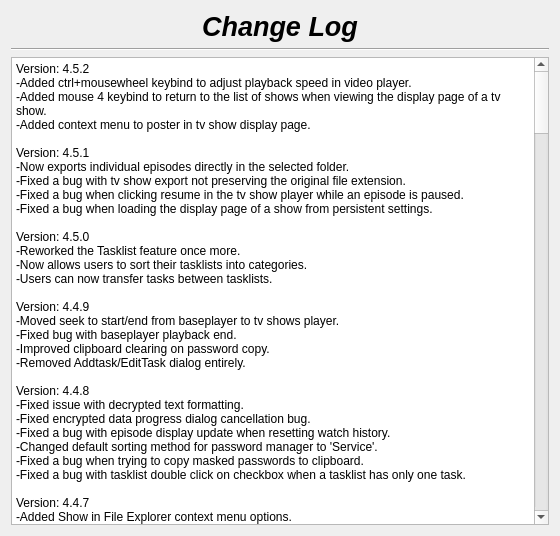
This is changelog.ui in therealMaPMaKeR/MMDiary as Qt 5 draws it before an edit. The edited form follows.
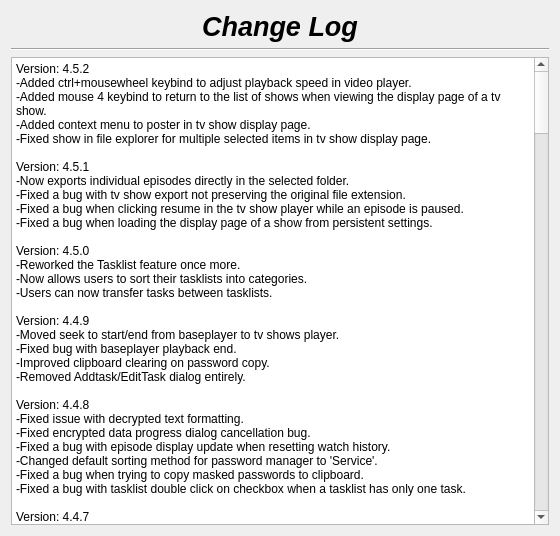
This is the edited form.

Commit message: fixed show in file for multiple items in tv show display page

Diff of the .ui file:
```diff
--- a/changelog.ui
+++ b/changelog.ui
@@ -56,7 +56,7 @@
 li.checked::marker { content: &quot;\2612&quot;; }
 &lt;/style&gt;&lt;/head&gt;&lt;body style=&quot; font-family:'Segoe UI'; font-size:9pt; font-weight:400; font-style:normal;&quot;&gt;
 &lt;p style=&quot; margin-top:0px; margin-bottom:0px; margin-left:0px; margin-right:0px; -qt-block-indent:0; text-indent:0px;&quot;&gt;Version: 4.5.2&lt;br /&gt;-Added ctrl+mousewheel keybind to adjust playback speed in video player.&lt;br /&gt;-Added mouse 4 keybind to return to the list of shows when viewing the display page of a tv show.&lt;/p&gt;
-&lt;p style=&quot; margin-top:0px; margin-bottom:0px; margin-left:0px; margin-right:0px; -qt-block-indent:0; text-indent:0px;&quot;&gt;-Added context menu to poster in tv show display page.&lt;br /&gt;&lt;br /&gt;Version: 4.5.1&lt;br /&gt;-Now exports individual episodes directly in the selected folder.&lt;br /&gt;-Fixed a bug with tv show export not preserving the original file extension.&lt;/p&gt;
+&lt;p style=&quot; margin-top:0px; margin-bottom:0px; margin-left:0px; margin-right:0px; -qt-block-indent:0; text-indent:0px;&quot;&gt;-Added context menu to poster in tv show display page.&lt;br /&gt;-Fixed show in file explorer for multiple selected items in tv show display page.&lt;br /&gt;&lt;br /&gt;Version: 4.5.1&lt;br /&gt;-Now exports individual episodes directly in the selected folder.&lt;br /&gt;-Fixed a bug with tv show export not preserving the original file extension.&lt;/p&gt;
 &lt;p style=&quot; margin-top:0px; margin-bottom:0px; margin-left:0px; margin-right:0px; -qt-block-indent:0; text-indent:0px;&quot;&gt;-Fixed a bug when clicking resume in the tv show player while an episode is paused.&lt;br /&gt;-Fixed a bug when loading the display page of a show from persistent settings.&lt;br /&gt;&lt;br /&gt;Version: 4.5.0&lt;br /&gt;-Reworked the Tasklist feature once more.&lt;br /&gt;-Now allows users to sort their tasklists into categories.&lt;/p&gt;
 &lt;p style=&quot; margin-top:0px; margin-bottom:0px; margin-left:0px; margin-right:0px; -qt-block-indent:0; text-indent:0px;&quot;&gt;-Users can now transfer tasks between tasklists.&lt;br /&gt;&lt;br /&gt;Version: 4.4.9&lt;br /&gt;-Moved seek to start/end from baseplayer to tv shows player.&lt;/p&gt;
 &lt;p style=&quot; margin-top:0px; margin-bottom:0px; margin-left:0px; margin-right:0px; -qt-block-indent:0; text-indent:0px;&quot;&gt;-Fixed bug with baseplayer playback end.&lt;br /&gt;-Improved clipboard clearing on password copy.&lt;br /&gt;-Removed Addtask/EditTask dialog entirely.&lt;br /&gt;&lt;br /&gt;Version: 4.4.8&lt;br /&gt;-Fixed issue with decrypted text formatting.&lt;/p&gt;
```
The commit also changes 1 other file.
